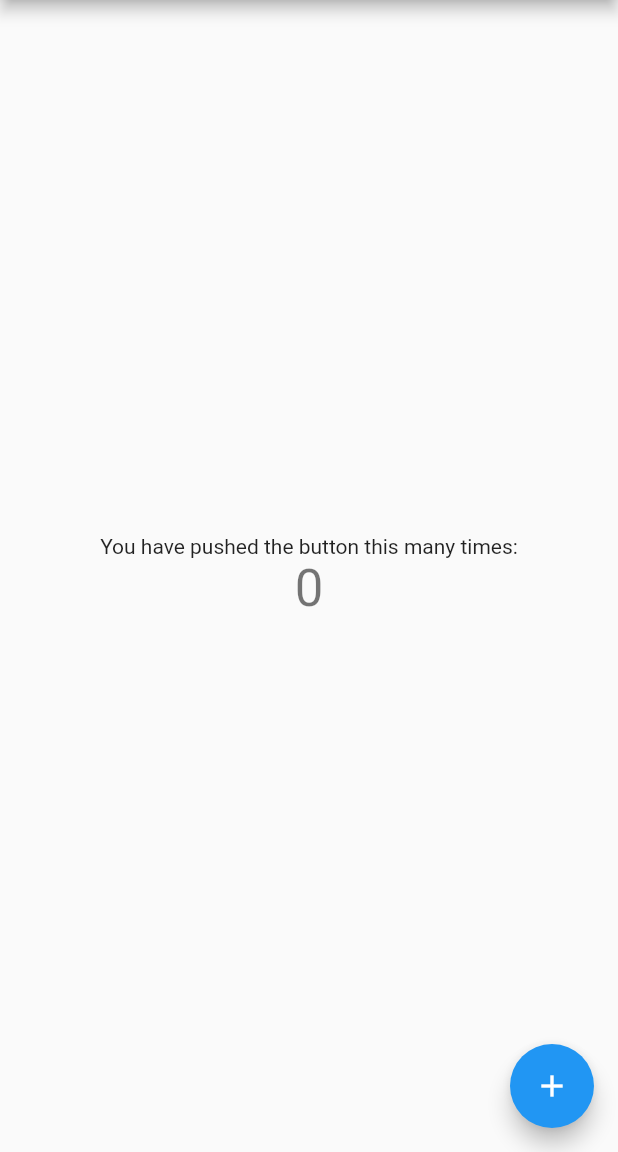
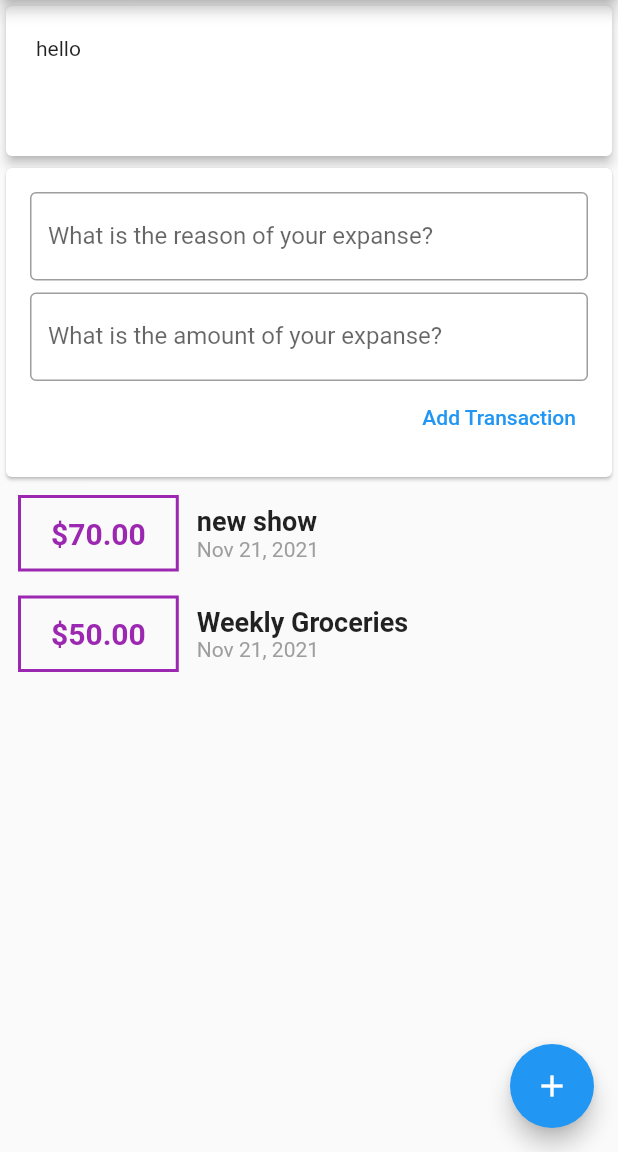
Before and after one commit to hasansujon786/flutter-expense-tracker, a Flutter app: the screen it shows after launch, on a phone screen of 412 x 824 dp, the part 84-1236 px from its top. Run offline on Flutter 3.47's test engine with Material 2 defaults, Android fonts, the phone set to English and light mode, and no system bars.

Commit message:
add transaction input and list

```diff
--- a/lib/main.dart
+++ b/lib/main.dart
@@ -1,3 +1,4 @@
+import 'package:expense_tracker/widgets/user_transactions.dart';
 import 'package:flutter/material.dart';
 
 void main() {
@@ -7,21 +8,11 @@ void main() {
 class MyApp extends StatelessWidget {
   const MyApp({Key? key}) : super(key: key);
 
-  // This widget is the root of your application.
   @override
   Widget build(BuildContext context) {
     return MaterialApp(
       title: 'Flutter Demo',
       theme: ThemeData(
-        // This is the theme of your application.
-        //
-        // Try running your application with "flutter run". You'll see the
-        // application has a blue toolbar. Then, without quitting the app, try
-        // changing the primarySwatch below to Colors.green and then invoke
-        // "hot reload" (press "r" in the console where you ran "flutter run",
-        // or simply save your changes to "hot reload" in a Flutter IDE).
-        // Notice that the counter didn't reset back to zero; the application
-        // is not restarted.
         primarySwatch: Colors.blue,
       ),
       home: const MyHomePage(title: 'Flutter Demo Home Page'),
@@ -31,85 +22,40 @@ class MyApp extends StatelessWidget {
 
 class MyHomePage extends StatefulWidget {
   const MyHomePage({Key? key, required this.title}) : super(key: key);
-
-  // This widget is the home page of your application. It is stateful, meaning
-  // that it has a State object (defined below) that contains fields that affect
-  // how it looks.
-
-  // This class is the configuration for the state. It holds the values (in this
-  // case the title) provided by the parent (in this case the App widget) and
-  // used by the build method of the State. Fields in a Widget subclass are
-  // always marked "final".
-
   final String title;
-
   @override
   State<MyHomePage> createState() => _MyHomePageState();
 }
 
 class _MyHomePageState extends State<MyHomePage> {
-  int _counter = 0;
-
-  void _incrementCounter() {
-    setState(() {
-      // This call to setState tells the Flutter framework that something has
-      // changed in this State, which causes it to rerun the build method below
-      // so that the display can reflect the updated values. If we changed
-      // _counter without calling setState(), then the build method would not be
-      // called again, and so nothing would appear to happen.
-      _counter++;
-    });
-  }
-
   @override
   Widget build(BuildContext context) {
-    // This method is rerun every time setState is called, for instance as done
-    // by the _incrementCounter method above.
-    //
-    // The Flutter framework has been optimized to make rerunning build methods
-    // fast, so that you can just rebuild anything that needs updating rather
-    // than having to individually change instances of widgets.
     return Scaffold(
       appBar: AppBar(
-        // Here we take the value from the MyHomePage object that was created by
-        // the App.build method, and use it to set our appbar title.
         title: Text(widget.title),
       ),
-      body: Center(
-        // Center is a layout widget. It takes a single child and positions it
-        // in the middle of the parent.
+      body: SingleChildScrollView(
         child: Column(
-          // Column is also a layout widget. It takes a list of children and
-          // arranges them vertically. By default, it sizes itself to fit its
-          // children horizontally, and tries to be as tall as its parent.
-          //
-          // Invoke "debug painting" (press "p" in the console, choose the
-          // "Toggle Debug Paint" action from the Flutter Inspector in Android
-          // Studio, or the "Toggle Debug Paint" command in Visual Studio Code)
-          // to see the wireframe for each widget.
-          //
-          // Column has various properties to control how it sizes itself and
-          // how it positions its children. Here we use mainAxisAlignment to
-          // center the children vertically; the main axis here is the vertical
-          // axis because Columns are vertical (the cross axis would be
-          // horizontal).
-          mainAxisAlignment: MainAxisAlignment.center,
-          children: <Widget>[
-            const Text(
-              'You have pushed the button this many times:',
+          crossAxisAlignment: CrossAxisAlignment.stretch,
+          children: [
+            Card(
+              elevation: 3,
+              child: Container(
+                padding: const EdgeInsets.all(20),
+                child: const Text('hello'),
+                width: double.infinity,
+                height: 100,
+              ),
             ),
-            Text(
-              '$_counter',
-              style: Theme.of(context).textTheme.headline4,
-            ),
+            const UserTransactions(),
           ],
         ),
       ),
       floatingActionButton: FloatingActionButton(
-        onPressed: _incrementCounter,
+        onPressed: () {},
         tooltip: 'Increment',
         child: const Icon(Icons.add),
-      ), // This trailing comma makes auto-formatting nicer for build methods.
+      ),
     );
   }
 }
--- /dev/null
+++ b/lib/models/transaction.dart
@@ -0,0 +1,12 @@
+class Transaction {
+  final String id;
+  String title;
+  double amount;
+  DateTime date;
+
+  Transaction(
+      {required this.id,
+      required this.title,
+      required this.amount,
+      required this.date});
+}
--- /dev/null
+++ b/lib/widgets/new_transaction.dart
@@ -0,0 +1,55 @@
+import 'package:flutter/material.dart';
+
+class NewTransaction extends StatelessWidget {
+  NewTransaction({Key? key, required this.addNewTransaction}) : super(key: key);
+  final Function addNewTransaction;
+
+  final titleConroller = TextEditingController();
+  final amountConroller = TextEditingController();
+
+  void submitData() {
+    final title = titleConroller.text;
+    final amount = double.parse(amountConroller.text);
+    if (title.isEmpty || amount <= 0) {
+      return;
+    }
+    addNewTransaction(title, amount);
+  }
+
+  @override
+  Widget build(BuildContext context) {
+    return Card(
+      child: Container(
+        padding: const EdgeInsets.all(16),
+        child: Column(
+          crossAxisAlignment: CrossAxisAlignment.end,
+          children: [
+            TextField(
+              decoration: const InputDecoration(
+                border: OutlineInputBorder(),
+                labelText: 'What is the reason of your expanse?',
+              ),
+              controller: titleConroller,
+              onSubmitted: (_) => submitData(),
+            ),
+            const SizedBox(height: 8),
+            TextField(
+              decoration: const InputDecoration(
+                border: OutlineInputBorder(),
+                labelText: 'What is the amount of your expanse?',
+              ),
+              controller: amountConroller,
+              keyboardType:
+                  const TextInputType.numberWithOptions(decimal: true),
+              onSubmitted: (_) => submitData(),
+            ),
+            TextButton(
+              child: const Text('Add Transaction'),
+              onPressed: submitData,
+            )
+          ],
+        ),
+      ),
+    );
+  }
+}
--- /dev/null
+++ b/lib/widgets/transaction_list.dart
@@ -0,0 +1,64 @@
+import 'package:flutter/material.dart';
+import 'package:intl/intl.dart';
+
+import '../models/transaction.dart';
+
+class TransactionList extends StatelessWidget {
+  const TransactionList({Key? key, required this.transactions})
+      : super(key: key);
+  final List<Transaction> transactions;
+
+  @override
+  Widget build(BuildContext context) {
+    return SizedBox(
+      height: 200,
+      child: ListView.builder(
+        itemBuilder: (ctx, index) {
+          return TransactionListItem(transaction: transactions[index]);
+        },
+        itemCount: transactions.length,
+      ),
+    );
+  }
+}
+
+class TransactionListItem extends StatelessWidget {
+  TransactionListItem({Key? key, required this.transaction}) : super(key: key);
+  final Transaction transaction;
+  final dateFormater = DateFormat().add_yMMMd();
+
+  @override
+  Widget build(BuildContext context) {
+    return Row(
+      children: [
+        Container(
+          margin: const EdgeInsets.symmetric(horizontal: 12, vertical: 8),
+          padding: const EdgeInsets.symmetric(vertical: 12, horizontal: 20),
+          decoration:
+              BoxDecoration(border: Border.all(width: 2, color: Colors.purple)),
+          child: Text(
+            '\$${transaction.amount.toStringAsFixed(2)}',
+            style: const TextStyle(
+                color: Colors.purple,
+                fontSize: 20,
+                fontWeight: FontWeight.bold),
+          ),
+        ),
+        Column(
+          crossAxisAlignment: CrossAxisAlignment.start,
+          mainAxisAlignment: MainAxisAlignment.spaceBetween,
+          children: [
+            Text(
+              transaction.title,
+              style: const TextStyle(fontWeight: FontWeight.bold, fontSize: 18),
+            ),
+            Text(
+              dateFormater.format(transaction.date),
+              style: TextStyle(color: Colors.grey.shade500),
+            )
+          ],
+        )
+      ],
+    );
+  }
+}
--- /dev/null
+++ b/lib/widgets/user_transactions.dart
@@ -0,0 +1,46 @@
+import 'package:expense_tracker/models/transaction.dart';
+import 'package:expense_tracker/widgets/new_transaction.dart';
+import 'package:expense_tracker/widgets/transaction_list.dart';
+import 'package:flutter/material.dart';
+
+class UserTransactions extends StatefulWidget {
+  const UserTransactions({Key? key}) : super(key: key);
+
+  @override
+  _UserTransactionsState createState() => _UserTransactionsState();
+}
+
+class _UserTransactionsState extends State<UserTransactions> {
+  final List<Transaction> _userTransactions = [
+    Transaction(
+        id: 't1', title: 'new show', amount: 70.0, date: DateTime.now()),
+    Transaction(
+        id: 't2', title: 'Weekly Groceries', amount: 50.0, date: DateTime.now())
+  ];
+
+  void _addNewTransaction(String title, double amount) {
+    final newTx = Transaction(
+        id: DateTime.now().toString(),
+        date: DateTime.now(),
+        title: title,
+        amount: amount);
+
+    setState(() {
+      _userTransactions.add(newTx);
+    });
+  }
+
+  @override
+  Widget build(BuildContext context) {
+    return Column(
+      children: [
+        NewTransaction(
+          addNewTransaction: _addNewTransaction,
+        ),
+        TransactionList(
+          transactions: _userTransactions,
+        )
+      ],
+    );
+  }
+}
--- a/pubspec.yaml
+++ b/pubspec.yaml
@@ -29,6 +29,7 @@ environment:
 dependencies:
   flutter:
     sdk: flutter
+  intl: ^0.17.0
 
 
   # The following adds the Cupertino Icons font to your application.
```
Also changed, not shown: pubspec.lock.
